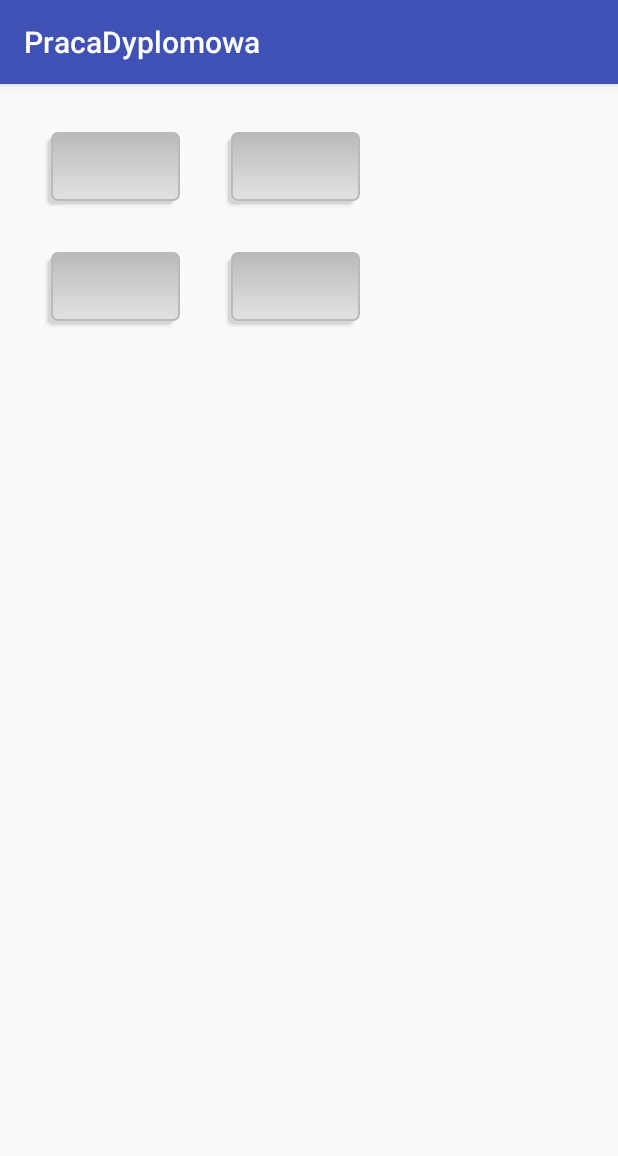
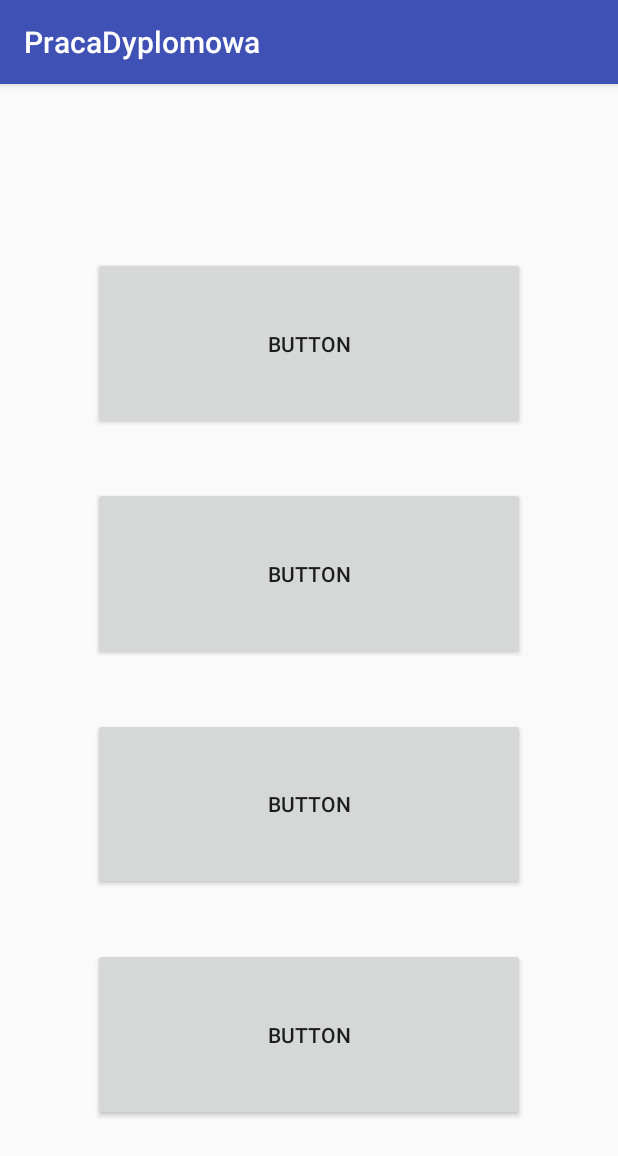
Before and after one commit to MarcinBrzezinski96/PracaDyplomowa, an Android app: the screen it shows after launch (MainActivity), on a phone screen of 412 x 824 dp. Shown: the top 1156 px of the screen. Run offline under Robolectric (Android 15) with nearby library versions, the phone set to English and light mode, and no system bars.

Commit message:
constrait guideline main activity

```diff
--- a/app/src/main/res/layout/activity_main.xml
+++ b/app/src/main/res/layout/activity_main.xml
@@ -7,52 +7,118 @@
     tools:context=".MainActivity">
 
 
-    <GridLayout
-        android:layout_width="match_parent"
-        android:layout_height="match_parent"
-        android:columnCount="2"
-        android:rowCount="2"
-        android:layout_marginStart="16dp"
-        android:layout_marginTop="16dp"
-        android:layout_marginEnd="16dp"
-        android:layout_marginBottom="16dp"
+    <android.support.constraint.Guideline
+        android:layout_width="wrap_content"
+        android:layout_height="wrap_content"
+        android:id="@+id/left_guideline"
+        app:layout_constraintGuide_percent=".15"
+        android:orientation="vertical"/>
+
+    <android.support.constraint.Guideline
+        android:layout_width="wrap_content"
+        android:layout_height="wrap_content"
+        android:id="@+id/right_guideline"
+        app:layout_constraintGuide_percent=".85"
+        android:orientation="vertical"/>
+
+    <android.support.constraint.Guideline
+        android:layout_width="wrap_content"
+        android:layout_height="wrap_content"
+        android:id="@+id/first_guideline"
+        app:layout_constraintGuide_percent=".15"
+        android:orientation="horizontal"/>
+
+    <Button
+        android:text="Button"
+        android:layout_width="0dp"
+        android:layout_height="0dp"
+        android:id="@+id/button"
+        app:layout_constraintLeft_toLeftOf="@+id/left_guideline"
+        app:layout_constraintRight_toRightOf="@+id/right_guideline"
+        app:layout_constraintTop_toTopOf="@+id/first_guideline"
+        app:layout_constraintBottom_toBottomOf="@+id/second_guideline" />
+
+    <android.support.constraint.Guideline
+        android:id="@+id/second_guideline"
+        android:layout_width="wrap_content"
+        android:layout_height="wrap_content"
+        android:orientation="horizontal"
+        app:layout_constraintGuide_percent="0.30"/>
+
+    <android.support.constraint.Guideline
+        android:id="@+id/third_guideline"
+        android:layout_width="wrap_content"
+        android:layout_height="wrap_content"
+        android:orientation="horizontal"
+        app:layout_constraintGuide_percent="0.35" />
+
+    <Button
+        android:text="Button"
+        android:layout_width="0dp"
+        android:layout_height="0dp"
+        android:id="@+id/button2"
+        app:layout_constraintLeft_toLeftOf="@+id/left_guideline"
+        app:layout_constraintRight_toRightOf="@+id/right_guideline"
+        app:layout_constraintTop_toTopOf="@+id/third_guideline"
+        app:layout_constraintBottom_toBottomOf="@+id/fourth_guideline" />
 
 
-        >
-
-        <Button
-            android:background="@drawable/button_selector"
-            android:layout_column="0"
-            android:layout_row="0"
-            android:gravity="center"
-            android:layout_margin="16dp"
-            />
-
-        <Button
-            android:background="@drawable/button_selector"
-            android:layout_column="1"
-            android:layout_row="0"
-            android:gravity="center"
-            android:layout_margin="16dp"
-            />
-
-        <Button
-            android:background="@drawable/button_selector"
-            android:layout_column="0"
-            android:layout_row="1"
-            android:gravity="center"
-            android:layout_margin="16dp"
-            />
-
-        <Button
-            android:background="@drawable/button_selector"
-            android:layout_column="1"
-            android:layout_row="1"
-            android:gravity="center"
-            android:layout_margin="16dp"
-            />
+    <android.support.constraint.Guideline
+        android:id="@+id/fourth_guideline"
+        android:layout_width="wrap_content"
+        android:layout_height="wrap_content"
+        android:orientation="horizontal"
+        app:layout_constraintGuide_percent="0.5" />
 
 
-    </GridLayout>
+    <android.support.constraint.Guideline
+        android:id="@+id/fifth_guideline"
+        android:layout_width="wrap_content"
+        android:layout_height="wrap_content"
+        android:orientation="horizontal"
+        app:layout_constraintGuide_percent="0.55" />
+
+    <Button
+        android:text="Button"
+        android:layout_width="0dp"
+        android:layout_height="0dp"
+        android:id="@+id/button3"
+        app:layout_constraintLeft_toLeftOf="@+id/left_guideline"
+        app:layout_constraintRight_toRightOf="@+id/right_guideline"
+        app:layout_constraintTop_toTopOf="@+id/fifth_guideline"
+        app:layout_constraintBottom_toBottomOf="@+id/sixth_guideline" />
+
+    <android.support.constraint.Guideline
+        android:id="@+id/sixth_guideline"
+        android:layout_width="wrap_content"
+        android:layout_height="wrap_content"
+        android:orientation="horizontal"
+        app:layout_constraintGuide_percent="0.70" />
+
+
+    <android.support.constraint.Guideline
+        android:id="@+id/seventh_guideline"
+        android:layout_width="wrap_content"
+        android:layout_height="wrap_content"
+        android:orientation="horizontal"
+        app:layout_constraintGuide_percent="0.75" />
+
+    <Button
+        android:text="Button"
+        android:layout_width="0dp"
+        android:layout_height="0dp"
+        android:id="@+id/button4"
+        app:layout_constraintLeft_toLeftOf="@+id/left_guideline"
+        app:layout_constraintRight_toRightOf="@+id/right_guideline"
+        app:layout_constraintTop_toTopOf="@+id/seventh_guideline"
+        app:layout_constraintBottom_toBottomOf="@+id/eighth_guideline" />
+
+    <android.support.constraint.Guideline
+        android:id="@+id/eighth_guideline"
+        android:layout_width="wrap_content"
+        android:layout_height="wrap_content"
+        android:orientation="horizontal"
+        app:layout_constraintGuide_percent="0.90" />
+
 
 </android.support.constraint.ConstraintLayout>
```
